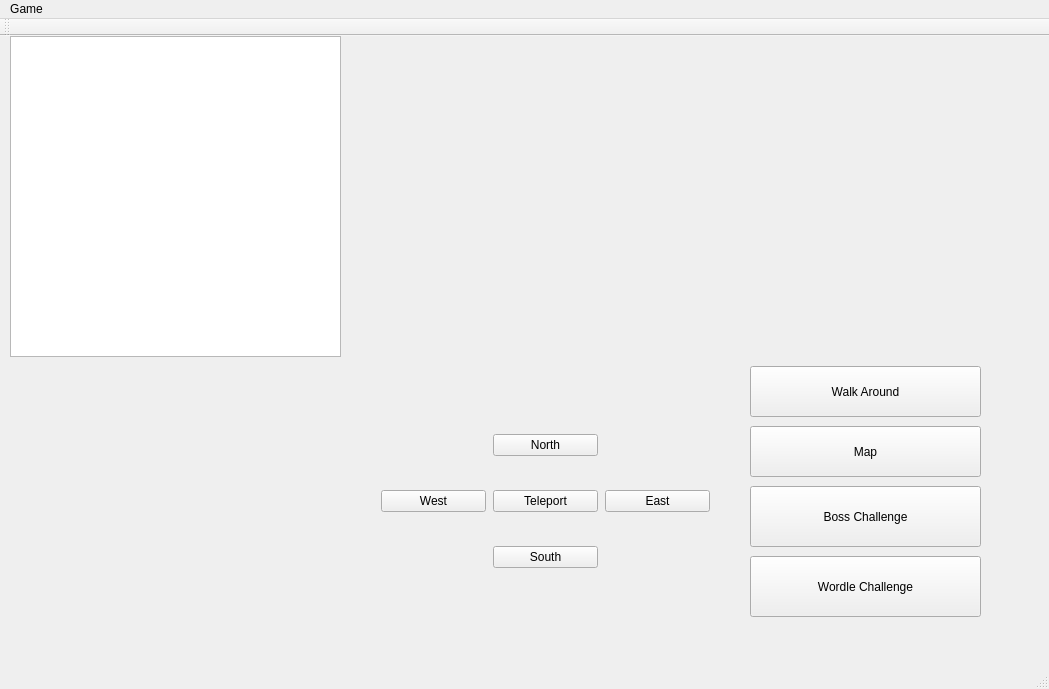
Before: the Qt Designer form mainwindow.ui in nansvn/CS4076-Zork-Project, drawn with Qt 5.
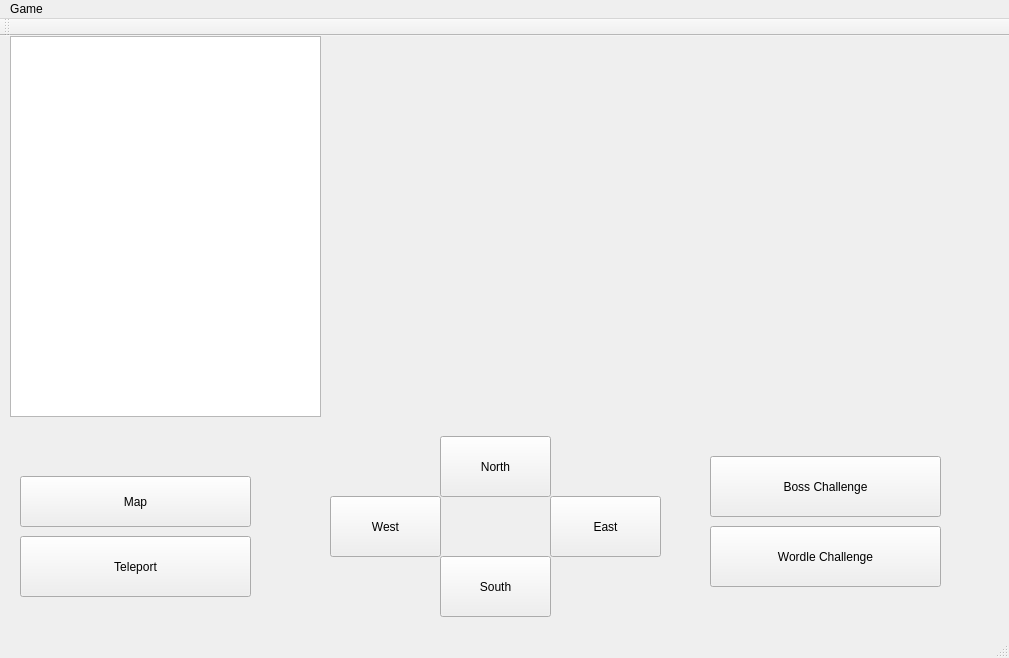
After: the same form once the commit is applied. Icons and pictures are not drawn.

Diff of the .ui file:
```diff
--- a/mainwindow.ui
+++ b/mainwindow.ui
@@ -6,8 +6,8 @@
    <rect>
     <x>0</x>
     <y>0</y>
-    <width>1049</width>
-    <height>689</height>
+    <width>1009</width>
+    <height>658</height>
    </rect>
   </property>
   <property name="windowTitle">
@@ -19,8 +19,8 @@
      <rect>
       <x>10</x>
       <y>0</y>
-      <width>331</width>
-      <height>321</height>
+      <width>311</width>
+      <height>381</height>
      </rect>
     </property>
     <property name="styleSheet">
@@ -30,8 +30,8 @@
    <widget class="QPushButton" name="pushButton_boss">
     <property name="geometry">
      <rect>
-      <x>750</x>
-      <y>450</y>
+      <x>710</x>
+      <y>420</y>
       <width>231</width>
       <height>61</height>
      </rect>
@@ -43,36 +43,10 @@
    <widget class="QLabel" name="label">
     <property name="geometry">
      <rect>
-      <x>400</x>
-      <y>10</y>
-      <width>581</width>
-      <height>291</height>
-     </rect>
-    </property>
-    <property name="text">
-     <string/>
-    </property>
-   </widget>
-   <widget class="QPushButton" name="pushButton_walk">
-    <property name="geometry">
-     <rect>
-      <x>750</x>
-      <y>330</y>
-      <width>231</width>
-      <height>51</height>
-     </rect>
-    </property>
-    <property name="text">
-     <string>Walk Around</string>
-    </property>
-   </widget>
-   <widget class="QLabel" name="label_2">
-    <property name="geometry">
-     <rect>
-      <x>30</x>
-      <y>340</y>
-      <width>301</width>
-      <height>281</height>
+      <x>340</x>
+      <y>0</y>
+      <width>641</width>
+      <height>381</height>
      </rect>
     </property>
     <property name="text">
@@ -81,71 +55,12 @@
     <property name="pixmap">
      <pixmap>Image/DH.jpg</pixmap>
     </property>
-    <property name="alignment">
-     <set>Qt::AlignLeading|Qt::AlignLeft|Qt::AlignTop</set>
-    </property>
-    <property name="indent">
-     <number>0</number>
-    </property>
-   </widget>
-   <widget class="QWidget" name="gridLayoutWidget">
-    <property name="geometry">
-     <rect>
-      <x>370</x>
-      <y>360</y>
-      <width>351</width>
-      <height>211</height>
-     </rect>
-    </property>
-    <layout class="QGridLayout" name="gridLayout">
-     <property name="sizeConstraint">
-      <enum>QLayout::SetDefaultConstraint</enum>
-     </property>
-     <property name="spacing">
-      <number>7</number>
-     </property>
-     <item row="3" column="1">
-      <widget class="QPushButton" name="pushButton_south">
-       <property name="text">
-        <string>South</string>
-       </property>
-      </widget>
-     </item>
-     <item row="0" column="1">
-      <widget class="QPushButton" name="pushButton_north">
-       <property name="text">
-        <string>North</string>
-       </property>
-      </widget>
-     </item>
-     <item row="1" column="0">
-      <widget class="QPushButton" name="pushButton_west">
-       <property name="text">
-        <string>West</string>
-       </property>
-      </widget>
-     </item>
-     <item row="1" column="1">
-      <widget class="QPushButton" name="pushButton_tele">
-       <property name="text">
-        <string>Teleport</string>
-       </property>
-      </widget>
-     </item>
-     <item row="1" column="2">
-      <widget class="QPushButton" name="pushButton_east">
-       <property name="text">
-        <string>East</string>
-       </property>
-      </widget>
-     </item>
-    </layout>
    </widget>
    <widget class="QPushButton" name="pushButton_map">
     <property name="geometry">
      <rect>
-      <x>750</x>
-      <y>390</y>
+      <x>20</x>
+      <y>440</y>
       <width>231</width>
       <height>51</height>
      </rect>
@@ -157,8 +72,8 @@
    <widget class="QPushButton" name="pushButton_wordle">
     <property name="geometry">
      <rect>
-      <x>750</x>
-      <y>520</y>
+      <x>710</x>
+      <y>490</y>
       <width>231</width>
       <height>61</height>
      </rect>
@@ -167,21 +82,78 @@
      <string>Wordle Challenge</string>
     </property>
    </widget>
-   <zorder>textEdit</zorder>
-   <zorder>pushButton_boss</zorder>
-   <zorder>label</zorder>
-   <zorder>label_2</zorder>
-   <zorder>pushButton_walk</zorder>
-   <zorder>gridLayoutWidget</zorder>
-   <zorder>pushButton_map</zorder>
-   <zorder>pushButton_wordle</zorder>
+   <widget class="QPushButton" name="pushButton_tele">
+    <property name="geometry">
+     <rect>
+      <x>20</x>
+      <y>500</y>
+      <width>231</width>
+      <height>61</height>
+     </rect>
+    </property>
+    <property name="text">
+     <string>Teleport</string>
+    </property>
+   </widget>
+   <widget class="QPushButton" name="pushButton_north">
+    <property name="geometry">
+     <rect>
+      <x>440</x>
+      <y>400</y>
+      <width>111</width>
+      <height>61</height>
+     </rect>
+    </property>
+    <property name="text">
+     <string>North</string>
+    </property>
+   </widget>
+   <widget class="QPushButton" name="pushButton_west">
+    <property name="geometry">
+     <rect>
+      <x>330</x>
+      <y>460</y>
+      <width>111</width>
+      <height>61</height>
+     </rect>
+    </property>
+    <property name="text">
+     <string>West</string>
+    </property>
+   </widget>
+   <widget class="QPushButton" name="pushButton_east">
+    <property name="geometry">
+     <rect>
+      <x>550</x>
+      <y>460</y>
+      <width>111</width>
+      <height>61</height>
+     </rect>
+    </property>
+    <property name="text">
+     <string>East</string>
+    </property>
+   </widget>
+   <widget class="QPushButton" name="pushButton_south">
+    <property name="geometry">
+     <rect>
+      <x>440</x>
+      <y>520</y>
+      <width>111</width>
+      <height>61</height>
+     </rect>
+    </property>
+    <property name="text">
+     <string>South</string>
+    </property>
+   </widget>
   </widget>
   <widget class="QMenuBar" name="menuBar">
    <property name="geometry">
     <rect>
      <x>0</x>
      <y>0</y>
-     <width>1049</width>
+     <width>1009</width>
      <height>27</height>
     </rect>
    </property>
```
Left out of the diff: 6 changed lines with no effect on the pictures.
